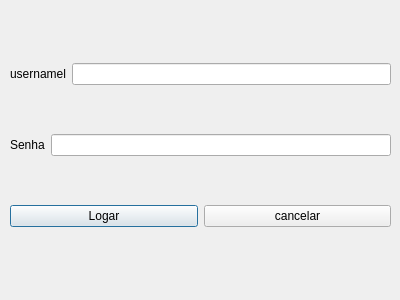
chicuti99/controle_estoque, file fm_log.ui: the form before one commit.
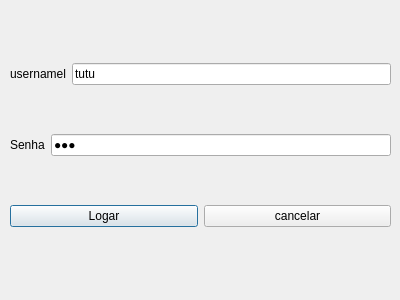
The form after the commit.

What changed in the file:
```diff
--- a/fm_log.ui
+++ b/fm_log.ui
@@ -33,7 +33,11 @@
        </widget>
       </item>
       <item>
-       <widget class="QLineEdit" name="txt_username"/>
+       <widget class="QLineEdit" name="txt_username">
+        <property name="text">
+         <string>tutu</string>
+        </property>
+       </widget>
       </item>
      </layout>
     </item>
@@ -48,6 +52,9 @@
       </item>
       <item>
        <widget class="QLineEdit" name="txt_senha">
+        <property name="text">
+         <string>123</string>
+        </property>
         <property name="echoMode">
          <enum>QLineEdit::Password</enum>
         </property>
```
